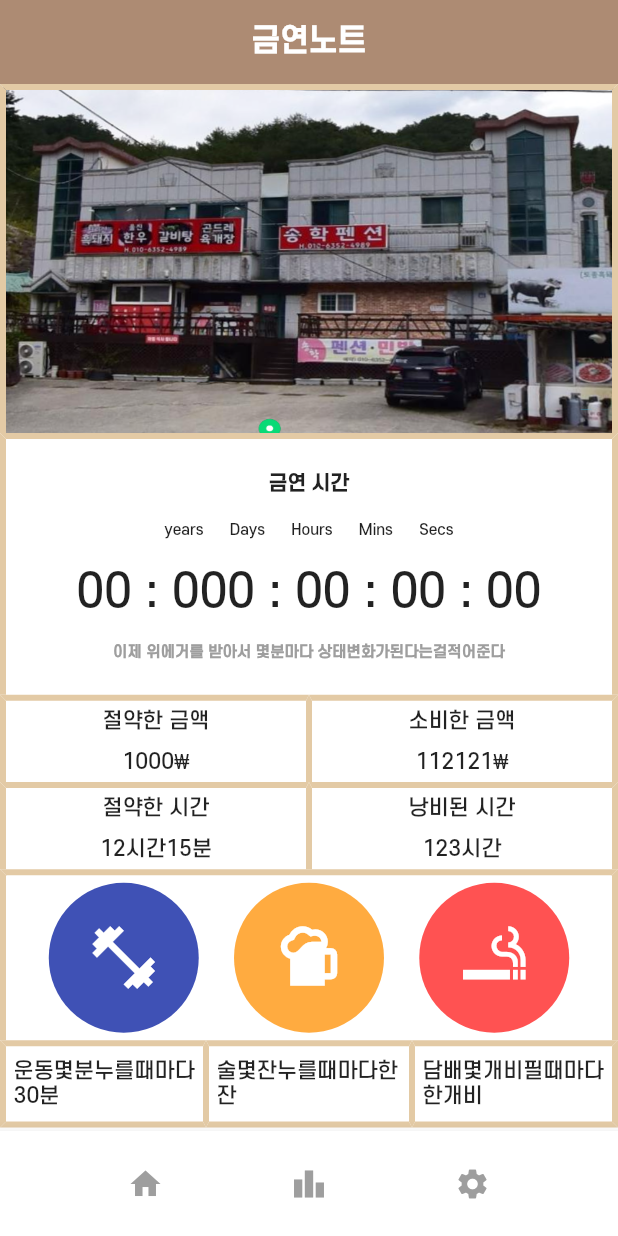
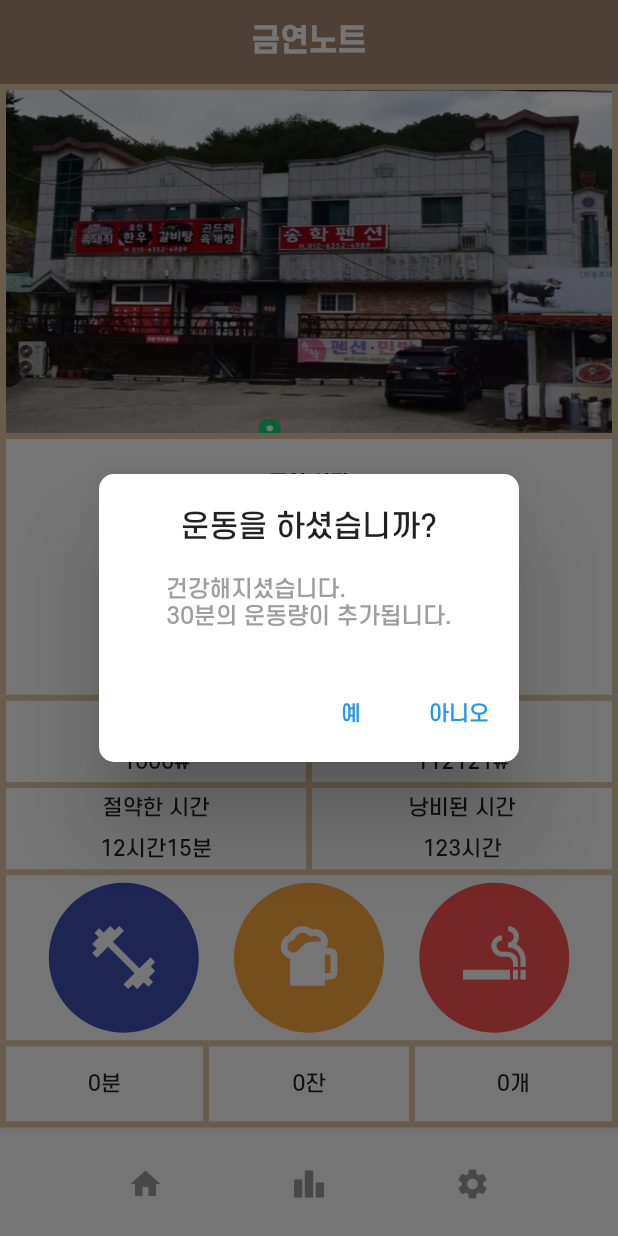
Before and after one commit to JIK-K/SmokingNote, a Flutter app: the screen it shows after launch, after a tap on the "fitness center" icon, on a phone screen of 412 x 824 dp. Run offline on Flutter 3.47's test engine with Material 2 defaults, Android fonts, the light colour scheme and no system bars; our stand-ins replace shared_preferences.

Commit message:
IconButton action add
+ use SharedPreferences
? error frist start app not repaint main widget

```diff
--- /dev/null
+++ b/project/lib/ClockTimer.dart
@@ -0,0 +1,7 @@
+class Clock {
+  int timerYear = 0;
+  int timerDays = 0;
+  int timerHour = 0;
+  int timerMins = 0;
+  int timerSecs = 0;
+}
--- /dev/null
+++ b/project/lib/Patience.dart
@@ -0,0 +1,35 @@
+import 'package:shared_preferences/shared_preferences.dart';
+
+class Patience {
+  int health = 0;
+  int alcohol = 0;
+  int smoking = 0;
+
+  Patience._privateConstructor();
+  static final Patience _instance = Patience._internal();
+
+  factory Patience() {
+    return _instance;
+  }
+  Patience._internal() {
+    updateData();
+  }
+  void updateData() async {
+    SharedPreferences preferences = await SharedPreferences.getInstance();
+    _instance.health = preferences.getInt('health') ?? 0;
+    _instance.alcohol = preferences.getInt('alcohol') ?? 0;
+    _instance.smoking = preferences.getInt('smoke') ?? 0;
+
+    print("다설정해주고감");
+    print("이세카이" + _instance.smoking.toString());
+  }
+
+  // int get health => _health;
+  // set health(int health) => _health = health;
+  //
+  // int get alcohol => _alcohol;
+  // set alcohol(int alcohol) => _alcohol = alcohol;
+  //
+  // int get smoking => _smoking;
+  // set smoking(int smoking) => _smoking = smoking;
+}
--- a/project/lib/main.dart
+++ b/project/lib/main.dart
@@ -1,4 +1,10 @@
+import 'dart:async';
+
 import 'package:flutter/material.dart';
+import 'package:shared_preferences/shared_preferences.dart';
+
+import 'ClockTimer.dart';
+import 'Patience.dart';
 
 void main() {
   runApp(const MyApp());
@@ -14,7 +20,23 @@ class MyApp extends StatelessWidget {
       theme: ThemeData(
           fontFamily: 'SCDream5',
           scaffoldBackgroundColor: Colors.white /*Color(0xffFFFBE9)*/),
-        home: Scaffold(
+      home: MainPage(),
+    );
+  }
+}
+
+class MainPage extends StatefulWidget {
+  @override
+  State<StatefulWidget> createState() => _MainPageState();
+}
+
+class _MainPageState extends State<MainPage> {
+  var patience = Patience();
+  Clock clock = new Clock();
+
+  @override
+  Widget build(BuildContext context) {
+    return Scaffold(
       //Top
       appBar: AppBar(
         centerTitle: true,
@@ -22,16 +44,14 @@ class MyApp extends StatelessWidget {
         title: Text(
           '금연노트',
           style: TextStyle(
-                  color: Colors.white,
-                  fontSize: 20,
-                  fontWeight: FontWeight.bold),
+              color: Colors.white, fontSize: 20, fontWeight: FontWeight.bold),
         ),
         backgroundColor: Color(0xffAD8B73),
       ),
 
       //Body
       body: Column(
-            children: <Widget>[
+        children: [
           //Picture Area
           Flexible(
               fit: FlexFit.tight,
@@ -43,11 +63,9 @@ class MyApp extends StatelessWidget {
                         image: AssetImage('assets/test12.png'),
                         fit: BoxFit.fill),
                     border: Border(
-                            left:
-                                BorderSide(width: 4, color: Color(0xffE3CAA5)),
+                        left: BorderSide(width: 4, color: Color(0xffE3CAA5)),
                         top: BorderSide(width: 4, color: Color(0xffE3CAA5)),
-                            right: BorderSide(
-                                width: 4, color: Color(0xffE3CAA5)))),
+                        right: BorderSide(width: 4, color: Color(0xffE3CAA5)))),
               )),
 
           //Smoking Time Area
@@ -67,15 +85,15 @@ class MyApp extends StatelessWidget {
                   children: [
                     Text(
                       '금연 시간',
-                          style: TextStyle(
-                              fontSize: 13, fontWeight: FontWeight.bold),
+                      style:
+                          TextStyle(fontSize: 13, fontWeight: FontWeight.bold),
                     ),
                     Text(
                       'years      Days      Hours      Mins      Secs',
                       style: TextStyle(fontSize: 10),
                     ),
                     Text(
-                          '00 : 000 : 00 : 00 : 00',
+                      asyncTimer().toString(),
                       style: TextStyle(fontSize: 30),
                     ),
                     Text(
@@ -101,17 +119,13 @@ class MyApp extends StatelessWidget {
                         padding: EdgeInsets.all(5),
                         decoration: BoxDecoration(
                             border: Border(
-                              left: BorderSide(
-                                  width: 4, color: Color(0xffE3CAA5)),
-                              right: BorderSide(
-                                  width: 2, color: Color(0xffE3CAA5)),
-                              top: BorderSide(
-                                  width: 4, color: Color(0xffE3CAA5)),
+                          left: BorderSide(width: 4, color: Color(0xffE3CAA5)),
+                          right: BorderSide(width: 2, color: Color(0xffE3CAA5)),
+                          top: BorderSide(width: 4, color: Color(0xffE3CAA5)),
                         )),
                         child: Center(
                           child: Column(
-                                mainAxisAlignment:
-                                    MainAxisAlignment.spaceBetween,
+                            mainAxisAlignment: MainAxisAlignment.spaceBetween,
                             children: [Text('절약한 금액'), Text('1000₩')],
                           ),
                         ))),
@@ -121,17 +135,13 @@ class MyApp extends StatelessWidget {
                         padding: EdgeInsets.all(5),
                         decoration: BoxDecoration(
                             border: Border(
-                              left: BorderSide(
-                                  width: 2, color: Color(0xffE3CAA5)),
-                              right: BorderSide(
-                                  width: 4, color: Color(0xffE3CAA5)),
-                              top: BorderSide(
-                                  width: 4, color: Color(0xffE3CAA5)),
+                          left: BorderSide(width: 2, color: Color(0xffE3CAA5)),
+                          right: BorderSide(width: 4, color: Color(0xffE3CAA5)),
+                          top: BorderSide(width: 4, color: Color(0xffE3CAA5)),
                         )),
                         child: Center(
                           child: Column(
-                                mainAxisAlignment:
-                                    MainAxisAlignment.spaceBetween,
+                            mainAxisAlignment: MainAxisAlignment.spaceBetween,
                             children: [Text('소비한 금액'), Text('112121₩')],
                           ),
                         )))
@@ -164,17 +174,15 @@ class MyApp extends StatelessWidget {
                           padding: EdgeInsets.all(5),
                           decoration: BoxDecoration(
                               border: Border(
-                                left: BorderSide(
-                                    width: 2, color: Color(0xffE3CAA5)),
-                                right: BorderSide(
-                                    width: 4, color: Color(0xffE3CAA5)),
-                                top: BorderSide(
-                                    width: 4, color: Color(0xffE3CAA5)),
+                            left:
+                                BorderSide(width: 2, color: Color(0xffE3CAA5)),
+                            right:
+                                BorderSide(width: 4, color: Color(0xffE3CAA5)),
+                            top: BorderSide(width: 4, color: Color(0xffE3CAA5)),
                           )),
                           child: Center(
                             child: Column(
-                                  mainAxisAlignment:
-                                      MainAxisAlignment.spaceBetween,
+                              mainAxisAlignment: MainAxisAlignment.spaceBetween,
                               children: [Text('낭비된 시간'), Text('123시간')],
                             ),
                           )))
@@ -199,12 +207,11 @@ class MyApp extends StatelessWidget {
                       backgroundColor: Colors.indigo,
                       child: IconButton(
                         iconSize: 50,
-                            icon:
-                                Icon(Icons.fitness_center, color: Colors.white),
+                        icon: Icon(Icons.fitness_center, color: Colors.white),
                         padding: EdgeInsets.zero,
                         constraints: BoxConstraints(),
                         onPressed: () {
-                              build(context);
+                          healthDialog(context);
                         },
                       ),
                     ),
@@ -217,7 +224,7 @@ class MyApp extends StatelessWidget {
                         padding: EdgeInsets.zero,
                         constraints: BoxConstraints(),
                         onPressed: () {
-                              build(context);
+                          alcoholDialog(context);
                         },
                       ),
                     ),
@@ -226,12 +233,11 @@ class MyApp extends StatelessWidget {
                       backgroundColor: Colors.redAccent,
                       child: IconButton(
                         iconSize: 50,
-                            icon:
-                                Icon(Icons.smoking_rooms, color: Colors.white),
+                        icon: Icon(Icons.smoking_rooms, color: Colors.white),
                         padding: EdgeInsets.zero,
                         constraints: BoxConstraints(),
                         onPressed: () {
-                              build(context);
+                          smokeDialog(context);
                         },
                       ),
                     )
@@ -253,10 +259,10 @@ class MyApp extends StatelessWidget {
                       top: BorderSide(width: 4, color: Color(0xffE3CAA5)),
                       left: BorderSide(width: 4, color: Color(0xffE3CAA5)),
                       right: BorderSide(width: 2, color: Color(0xffE3CAA5)),
-                          bottom:
-                              BorderSide(width: 4, color: Color(0xffE3CAA5)),
+                      bottom: BorderSide(width: 4, color: Color(0xffE3CAA5)),
                     )),
-                        child: Center(child: Text('운동몇분누를때마다30분')),
+                    child:
+                        Center(child: Text(patience.health.toString() + "분")),
                   )),
               Flexible(
                   fit: FlexFit.tight,
@@ -268,10 +274,10 @@ class MyApp extends StatelessWidget {
                       top: BorderSide(width: 4, color: Color(0xffE3CAA5)),
                       left: BorderSide(width: 2, color: Color(0xffE3CAA5)),
                       right: BorderSide(width: 2, color: Color(0xffE3CAA5)),
-                          bottom:
-                              BorderSide(width: 4, color: Color(0xffE3CAA5)),
+                      bottom: BorderSide(width: 4, color: Color(0xffE3CAA5)),
                     )),
-                        child: Center(child: Text('술몇잔누를때마다한잔')),
+                    child:
+                        Center(child: Text(patience.alcohol.toString() + "잔")),
                   )),
               Flexible(
                   fit: FlexFit.tight,
@@ -283,10 +289,11 @@ class MyApp extends StatelessWidget {
                       top: BorderSide(width: 4, color: Color(0xffE3CAA5)),
                       left: BorderSide(width: 2, color: Color(0xffE3CAA5)),
                       right: BorderSide(width: 4, color: Color(0xffE3CAA5)),
-                          bottom:
-                              BorderSide(width: 4, color: Color(0xffE3CAA5)),
+                      bottom: BorderSide(width: 4, color: Color(0xffE3CAA5)),
                     )),
-                        child: Center(child: Text('담배몇개비필때마다한개비')),
+                    child: Center(
+                      child: Text(patience.smoking.toString() + "개"),
+                    ),
                   )),
             ],
           )),
@@ -299,8 +306,186 @@ class MyApp extends StatelessWidget {
         height: 70,
         child: IconButtonList(),
       )),
-        ));
+    );
   }
+
+//===========================================================================//
+//function
+//===========================================================================//
+  int asyncTimer() {
+    var a = 1;
+    Timer.periodic(Duration(seconds: 1), (timer) {
+      a++;
+    });
+    return a;
+  }
+
+  void smokeDialog(context) {
+    showDialog(
+      context: context,
+      barrierDismissible: true,
+      builder: (BuildContext context) {
+        return AlertDialog(
+          shape:
+              RoundedRectangleBorder(borderRadius: BorderRadius.circular(10.0)),
+          title: Column(
+            children: [
+              new Text("담배를 피우셨습니까?"),
+            ],
+          ),
+          content: Column(
+            mainAxisSize: MainAxisSize.min,
+            crossAxisAlignment: CrossAxisAlignment.start,
+            children: [
+              Center(
+                child: Text(
+                  "금연시간이 초기화 됩니다.",
+                  style: TextStyle(
+                    fontWeight: FontWeight.w500,
+                    fontSize: 15,
+                    color: Colors.grey,
+                  ),
+                ),
+              )
+            ],
+          ),
+          actions: [
+            TextButton(
+              child: Text("예"),
+              onPressed: () async {
+                SharedPreferences preferences =
+                    await SharedPreferences.getInstance();
+                setState(() {
+                  patience.smoking = preferences.getInt('smoke') ?? 0;
+                  patience.smoking = patience.smoking + 1;
+                  preferences.setInt('smoke', patience.smoking);
+                });
+                Navigator.of(context).pop();
+              },
+            ),
+            TextButton(
+              child: Text("아니오"),
+              onPressed: () {
+                Navigator.of(context).pop();
+              },
+            )
+          ],
+        );
+      },
+    );
+  }
+
+  void alcoholDialog(context) {
+    showDialog(
+      context: context,
+      barrierDismissible: true,
+      builder: (BuildContext context) {
+        return AlertDialog(
+          shape:
+              RoundedRectangleBorder(borderRadius: BorderRadius.circular(10.0)),
+          title: Column(
+            children: [
+              new Text("하... 술을 마셨습니까?"),
+            ],
+          ),
+          content: Column(
+            mainAxisSize: MainAxisSize.min,
+            crossAxisAlignment: CrossAxisAlignment.start,
+            children: [
+              Center(
+                child: Text(
+                  "술을 마시면 흡연 욕구가 증가하게 됩니다.",
+                  style: TextStyle(
+                    fontWeight: FontWeight.w500,
+                    fontSize: 15,
+                    color: Colors.grey,
+                  ),
+                ),
+              )
+            ],
+          ),
+          actions: [
+            TextButton(
+              child: Text("예"),
+              onPressed: () async {
+                SharedPreferences preferences =
+                    await SharedPreferences.getInstance();
+                setState(() {
+                  patience.alcohol = preferences.getInt('alcohol') ?? 0;
+                  patience.alcohol = patience.alcohol + 1;
+                  preferences.setInt('alcohol', patience.alcohol);
+                });
+                Navigator.of(context).pop();
+              },
+            ),
+            TextButton(
+              child: Text("아니오"),
+              onPressed: () {
+                Navigator.of(context).pop();
+              },
+            )
+          ],
+        );
+      },
+    );
+  }
+
+  void healthDialog(context) {
+    showDialog(
+      context: context,
+      barrierDismissible: true,
+      builder: (BuildContext context) {
+        return AlertDialog(
+          shape:
+              RoundedRectangleBorder(borderRadius: BorderRadius.circular(10.0)),
+          title: Column(
+            children: [
+              new Text("운동을 하셨습니까?"),
+            ],
+          ),
+          content: Column(
+            mainAxisSize: MainAxisSize.min,
+            crossAxisAlignment: CrossAxisAlignment.start,
+            children: [
+              Center(
+                child: Text(
+                  "건강해지셨습니다.\n30분의 운동량이 추가됩니다.",
+                  style: TextStyle(
+                    fontWeight: FontWeight.w500,
+                    fontSize: 15,
+                    color: Colors.grey,
+                  ),
+                ),
+              )
+            ],
+          ),
+          actions: [
+            TextButton(
+              child: Text("예"),
+              onPressed: () async {
+                SharedPreferences preferences =
+                    await SharedPreferences.getInstance();
+                setState(() {
+                  patience.health = preferences.getInt('health') ?? 0;
+                  patience.health = patience.health + 30;
+                  preferences.setInt('health', patience.health);
+                });
+                Navigator.of(context).pop();
+              },
+            ),
+            TextButton(
+              child: Text("아니오"),
+              onPressed: () {
+                Navigator.of(context).pop();
+              },
+            )
+          ],
+        );
+      },
+    );
+  }
+//===========================================================================//
+//===========================================================================//
 }
 
 //===========================================================================//
--- a/project/pubspec.yaml
+++ b/project/pubspec.yaml
@@ -40,6 +40,8 @@ dependencies:
 dev_dependencies:
   flutter_test:
     sdk: flutter
+
+  shared_preferences: ^2.0.17
 
   # The "flutter_lints" package below contains a set of recommended lints to
   # encourage good coding practices. The lint set provided by the package is
```
Also changed, not shown: project/pubspec.lock. Lines whose indentation alone changed are shown as unchanged.
